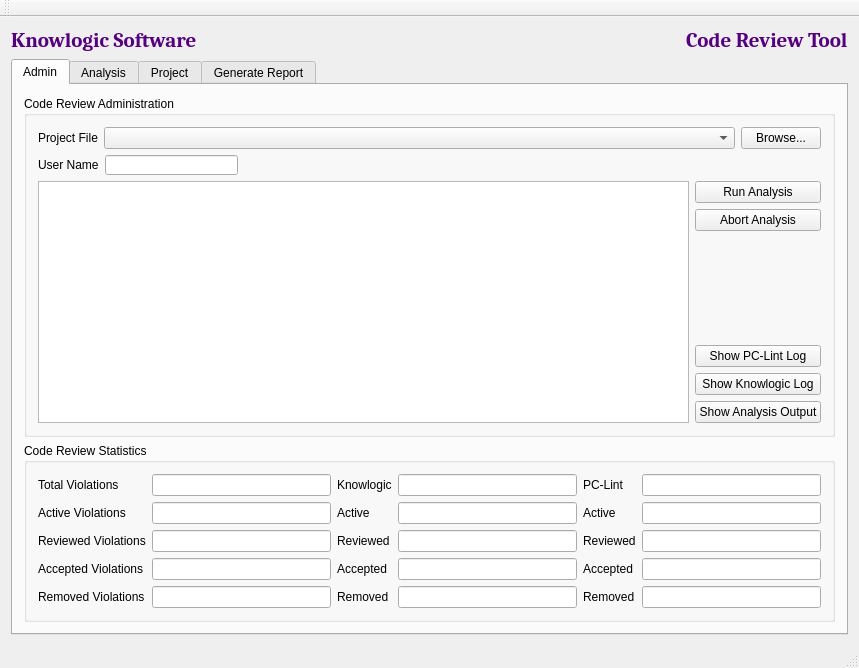
jvahue/codereview1, file crmainwindow.ui: the form before one commit.
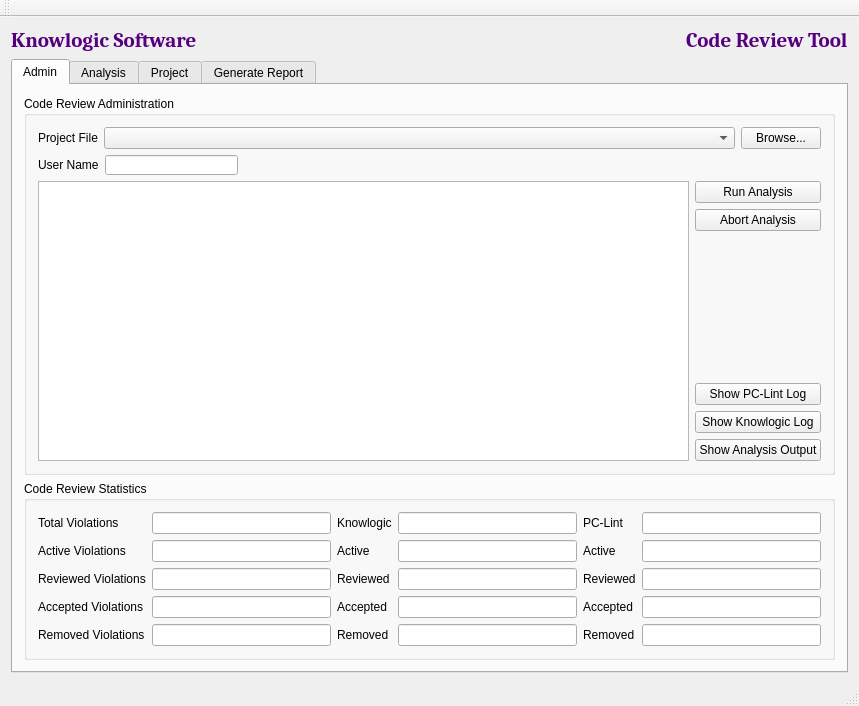
The form after the commit. Custom widgets are drawn as their Qt base class.

```diff
--- a/crmainwindow.ui
+++ b/crmainwindow.ui
@@ -7,7 +7,7 @@
     <x>0</x>
     <y>0</y>
     <width>855</width>
-    <height>658</height>
+    <height>706</height>
    </rect>
   </property>
   <property name="windowTitle">
@@ -214,8 +214,8 @@
                 <widget class="QTextEdit" name="toolOutput">
                  <property name="font">
                   <font>
-                   <family>Cambria</family>
-                   <pointsize>16</pointsize>
+                   <family>Arial</family>
+                   <pointsize>9</pointsize>
                    <weight>50</weight>
                    <italic>false</italic>
                    <bold>false</bold>
```
